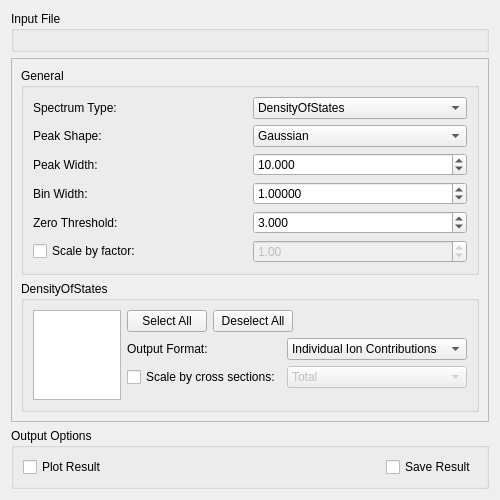
Above: MantidQt/CustomInterfaces/inc/MantidQtCustomInterfaces/Indirect/DensityOfStates.ui from mantidproject/mantid before the change. Below: the same form after it.
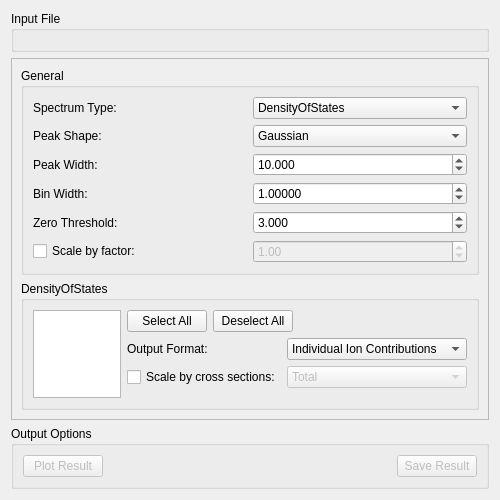
That is the form after the change. Custom widgets are drawn as their Qt base class.

Commit message:
DoS plot and save buttons initially disabled
Refs #17025

What changed in the file:
```diff
--- a/MantidQt/CustomInterfaces/inc/MantidQtCustomInterfaces/Indirect/DensityOfStates.ui
+++ b/MantidQt/CustomInterfaces/inc/MantidQtCustomInterfaces/Indirect/DensityOfStates.ui
@@ -55,8 +55,8 @@
        <rect>
         <x>0</x>
         <y>0</y>
-        <width>478</width>
-        <height>372</height>
+        <width>480</width>
+        <height>379</height>
        </rect>
       </property>
       <layout class="QVBoxLayout" name="verticalLayout_3">
@@ -498,9 +498,9 @@
      </property>
      <layout class="QHBoxLayout" name="horizontalLayout">
       <item>
-       <widget class="QCheckBox" name="ckPlot">
+       <widget class="QPushButton" name="pbPlot">
         <property name="enabled">
-         <bool>true</bool>
+         <bool>false</bool>
         </property>
         <property name="text">
          <string>Plot Result</string>
@@ -521,7 +521,10 @@
        </spacer>
       </item>
       <item>
-       <widget class="QCheckBox" name="ckSave">
+       <widget class="QPushButton" name="pbSave">
+        <property name="enabled">
+         <bool>false</bool>
+        </property>
         <property name="text">
          <string>Save Result</string>
         </property>
```
Left out of the diff: 4 changed lines with no effect on the pictures. Lines whose indentation alone changed are shown as unchanged.
